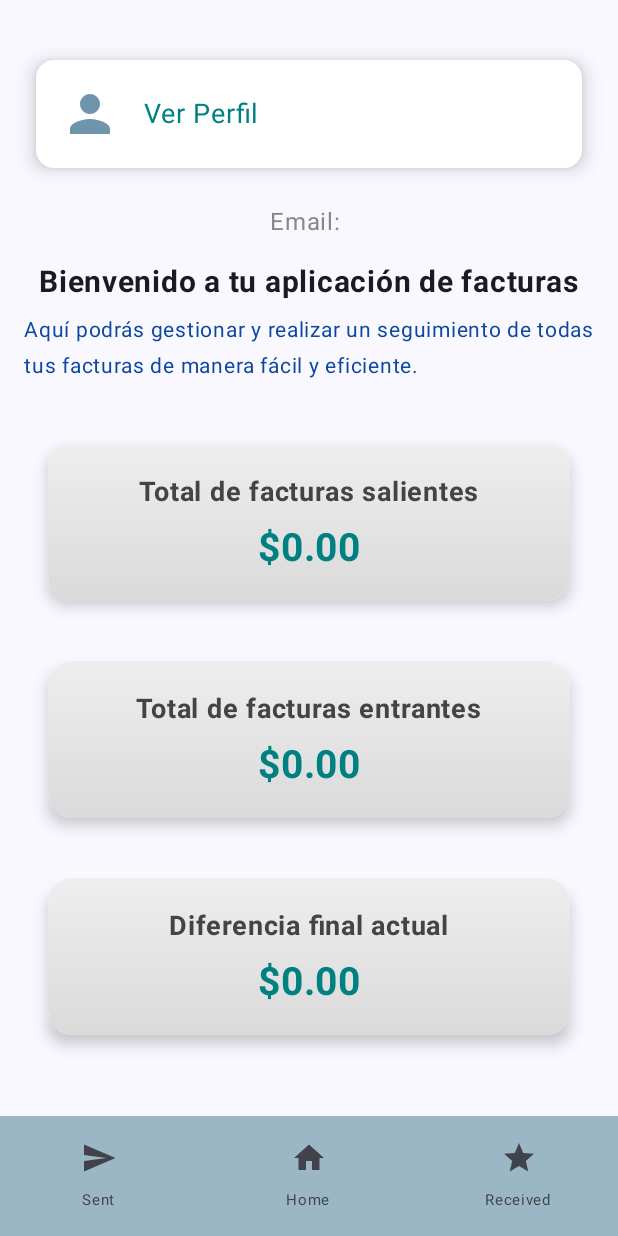
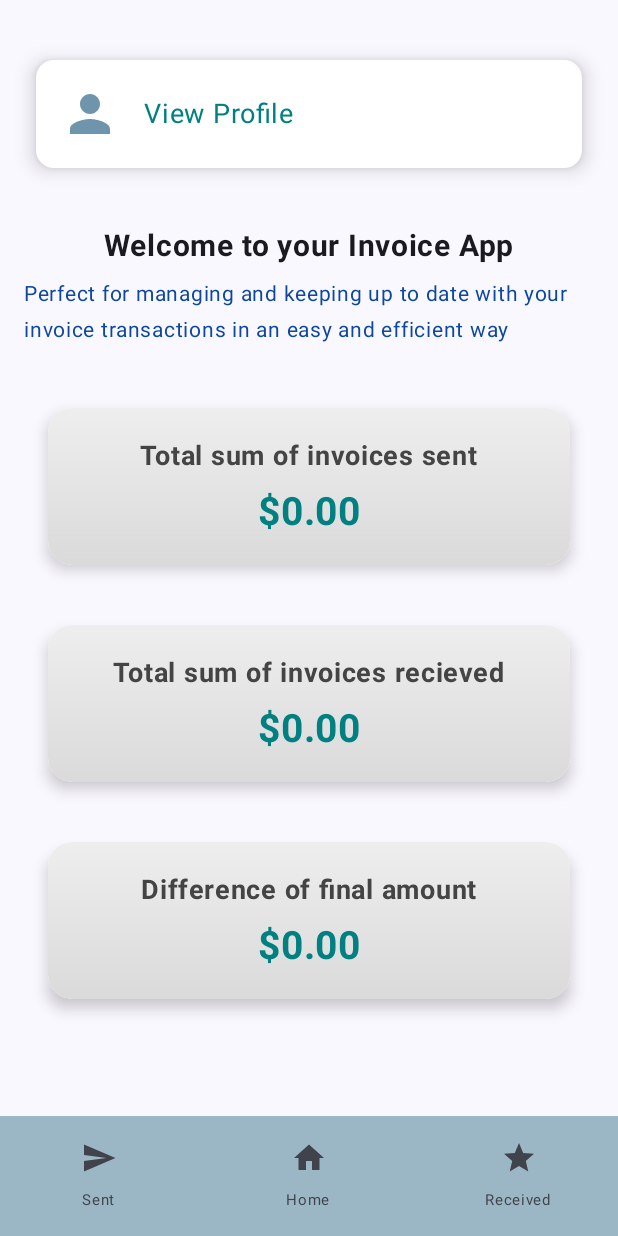
Before and after one commit to AlbaCastilla/Intermodular, an Android app built with Jetpack Compose: the Home screen opened through its navigation route, on a phone screen of 412 x 824 dp. Run offline under Robolectric (Android 15) with nearby library versions, the phone set to English and light mode, and no system bars; our stand-ins replace Firebase (no records; nobody signed in at launch, a user with empty details on screens opened directly), livedata-compose; 2 statements that could not run were skipped.

Commit message:
cambios para la finalización del proyecto

```diff
--- a/app/src/main/java/com/example/intermodular/ui/screens/Perfil/Perfil.kt
+++ b/app/src/main/java/com/example/intermodular/ui/screens/Perfil/Perfil.kt
@@ -404,7 +404,7 @@ fun Perfil(viewModel: PerfilViewModel, navController: NavHostController) {
                     // Campo para NIF/DNI
                     CustomTextField(
                         value = nif,
-                        label = "NIF/DNI",
+                        label = "TIN",
                         onValueChange = { viewModel._nif.value = it }
                     )
 
--- a/app/src/main/java/com/example/intermodular/ui/screens/factEmitidas/form/FormularioFE.kt
+++ b/app/src/main/java/com/example/intermodular/ui/screens/factEmitidas/form/FormularioFE.kt
@@ -61,7 +61,7 @@ fun FormularioFE(viewModel: FormularioFEViewModel, indicadorProgresoViewModel: I
             horizontalAlignment = Alignment.CenterHorizontally
         ) {
 
-            Text(text = "Iniciar sesión")
+            //Text(text = "Login")
 
             //indicador de progreso
 //            IndicadorProgreso(
@@ -131,7 +131,7 @@ fun CardForm(companiaNombre: String, nif: String, direccion: String, indicadorPr
 
 
             Text(
-                text = "NIF",
+                text = "TIN",
                 modifier = Modifier.fillMaxWidth(),
                 textAlign = TextAlign.Start
             )
--- a/app/src/main/java/com/example/intermodular/ui/screens/factEmitidas/screen/FEHome.kt
+++ b/app/src/main/java/com/example/intermodular/ui/screens/factEmitidas/screen/FEHome.kt
@@ -137,8 +137,8 @@ fun CardForm(
             Column(modifier = Modifier.padding(16.dp)) {
                 Row(modifier = Modifier.fillMaxWidth()) {
                     Column(modifier = Modifier.weight(1f)) {
-                        Text(text = "Empresa: $companiaNombre")
-                        Text(text = "Dirección: $direccion")
+                        Text(text = "Company: $companiaNombre")
+                        Text(text = "Adress: $direccion")
                     }
                     Text(
                         text = "+ $${"%.2f".format(total)}",
--- a/app/src/main/java/com/example/intermodular/ui/screens/factRecibidas/form/FormularioFR.kt
+++ b/app/src/main/java/com/example/intermodular/ui/screens/factRecibidas/form/FormularioFR.kt
@@ -60,7 +60,7 @@ fun FormularioFR(viewModel: FormularioFRViewModel, indicadorProgresoViewModel: I
             horizontalAlignment = Alignment.CenterHorizontally
         ) {
 
-            Text(text = "Iniciar sesión")
+            //Text(text = "Iniciar sesión")
 
             //indicador de progreso
 //            IndicadorProgreso(
@@ -130,7 +130,7 @@ fun CardForm(companiaNombre: String, nif: String, direccion: String, indicadorPr
 
 
             Text(
-                text = "NIF",
+                text = "TIN",
                 modifier = Modifier.fillMaxWidth(),
                 textAlign = TextAlign.Start
             )
--- a/app/src/main/java/com/example/intermodular/ui/screens/factRecibidas/screen/FRHome.kt
+++ b/app/src/main/java/com/example/intermodular/ui/screens/factRecibidas/screen/FRHome.kt
@@ -138,8 +138,8 @@ fun CardForm(
             Column(modifier = Modifier.padding(16.dp)) {
                 Row(modifier = Modifier.fillMaxWidth()) {
                     Column(modifier = Modifier.weight(1f)) {
-                        Text(text = "Empresa: $companiaNombre")
-                        Text(text = "Dirección: $direccion")
+                        Text(text = "Company: $companiaNombre")
+                        Text(text = "Adress: $direccion")
                     }
                     Text(
                         text = "- $${"%.2f".format(total)}",
--- a/app/src/main/java/com/example/intermodular/ui/screens/home/Home.kt
+++ b/app/src/main/java/com/example/intermodular/ui/screens/home/Home.kt
@@ -206,37 +206,29 @@ fun Home(viewModel: HomeViewModel, navController: NavHostController) {
 
                 Spacer(modifier = Modifier.height(16.dp))
 
-                emailUsuario?.let {
-                    Text(
-                        text = "Email: $it",
-                        fontSize = 16.sp,
-                        color = Color.Gray
-                    )
-                }
-
                 Spacer(modifier = Modifier.height(16.dp))
 
                 Text(
-                    text = "Bienvenido a tu aplicación de facturas",
+                    text = "Welcome to your Invoice App",
                     fontSize = 20.sp,
                     fontWeight = FontWeight.Bold,
                 )
                 Spacer(modifier = Modifier.height(8.dp))
                 Text(
-                    text = "Aquí podrás gestionar y realizar un seguimiento de todas tus facturas de manera fácil y eficiente.",
+                    text = "Perfect for managing and keeping up to date with your invoice transactions in an easy and efficient way",
                     fontSize = 14.sp,
                     color = Color(0xFF0D47A1)
                 )
 
                 Spacer(modifier = Modifier.height(24.dp))
 
-                TotalBox(title = "Total de facturas salientes", amount = totalFacturas)
+                TotalBox(title = "Total sum of invoices sent", amount = totalFacturas)
                 Spacer(modifier = Modifier.height(8.dp))
 
-                TotalBox(title = "Total de facturas entrantes", amount = totalFacturasRe)
+                TotalBox(title = "Total sum of invoices recieved", amount = totalFacturasRe)
                 Spacer(modifier = Modifier.height(8.dp))
 
-                TotalBox(title = "Diferencia final actual", amount = totalResta)
+                TotalBox(title = "Difference of final amount", amount = totalResta)
             }
         }
     }
@@ -308,7 +300,7 @@ fun ProfileCard(navController: NavHostController) {
             )
             Spacer(modifier = Modifier.width(16.dp))
             Text(
-                text = "Ver Perfil",
+                text = "View Profile",
                 fontSize = 18.sp,
                 color = Color(0xFF008080)
             )
--- a/app/src/main/java/com/example/intermodular/ui/screens/registro/Registro.kt
+++ b/app/src/main/java/com/example/intermodular/ui/screens/registro/Registro.kt
@@ -188,7 +188,7 @@ fun Registro(viewModel: RegistroViewModel, navController: NavHostController) {
                             Spacer(modifier = Modifier.height(12.dp))
 
                             Text(
-                                text = "Company/personal NIF",
+                                text = "Company/personal TIN",
                                 modifier = Modifier.fillMaxWidth(),
                                 textAlign = TextAlign.Start
                             )
```
Also changed, not shown: app/src/main/java/com/example/intermodular/ui/screens/factEmitidas/form/FormularioFE2.kt (+4 -4 lines), app/src/main/java/com/example/intermodular/ui/screens/factEmitidas/form/FormularioFE3.kt (+14 -14 lines), app/src/main/java/com/example/intermodular/ui/screens/factRecibidas/form/FormularioFR2.kt (+4 -4 lines), app/src/main/java/com/example/intermodular/ui/screens/factRecibidas/form/FormularioFR3.kt (+9 -9 lines).
